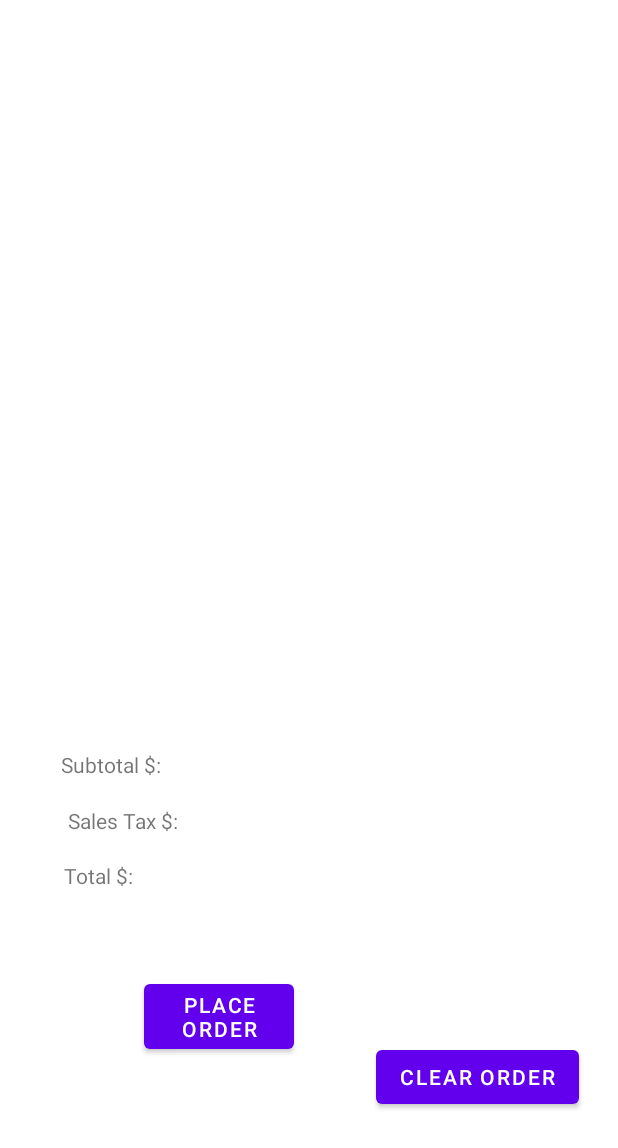
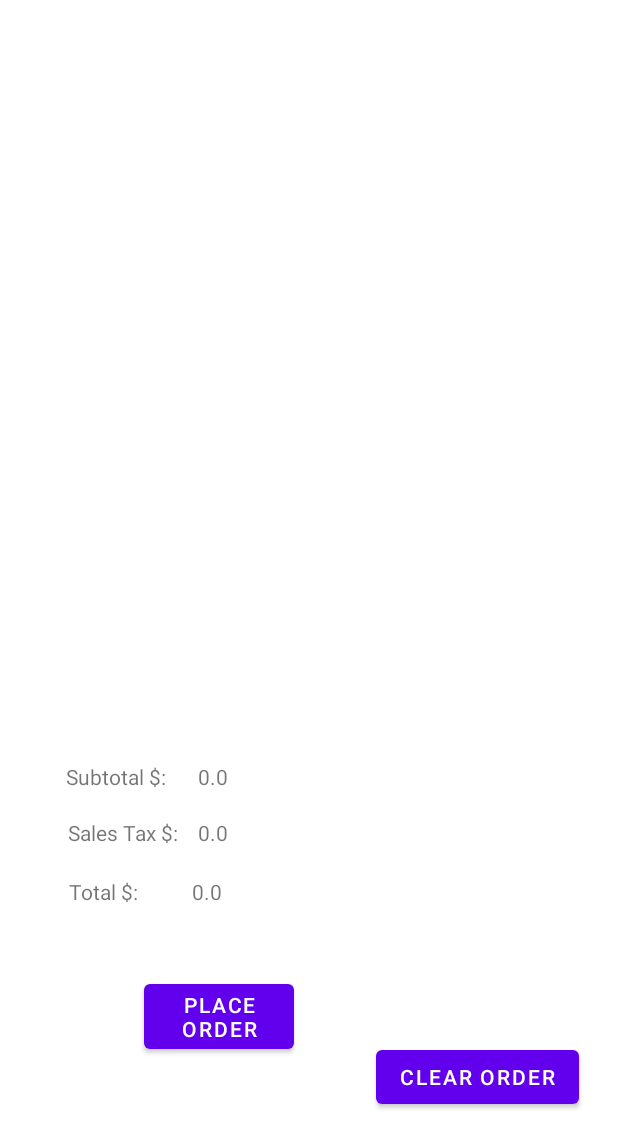
Before and after one commit to NandanTadi/RUPizzeriaMobile, an Android app: the screen it shows after launch (CurrentOrdersActivity), on a phone screen of 412 x 824 dp. Shown: the top 1148 px of the screen. Run offline under Robolectric (Android 15) with nearby library versions, the phone set to English and light mode, and no system bars.

Commit message:
pricing for current order added

```diff
--- a/app/src/main/java/com/project5/rupizzeriamobile/CurrentOrdersActivity.java
+++ b/app/src/main/java/com/project5/rupizzeriamobile/CurrentOrdersActivity.java
@@ -8,10 +8,13 @@ import android.widget.AdapterView;
 import android.widget.ArrayAdapter;
 import android.widget.Button;
 import android.widget.ListView;
+import android.widget.TextView;
 import android.widget.Toast;
 
 import androidx.appcompat.app.AlertDialog;
 import androidx.appcompat.app.AppCompatActivity;
+
+import org.w3c.dom.Text;
 
 import java.util.ArrayList;
 import java.util.HashMap;
@@ -21,7 +24,12 @@ public class CurrentOrdersActivity extends AppCompatActivity implements AdapterV
     private ListView listview;
     private ArrayAdapter<Object> adapter;
     private int id = 0;
+    private TextView subtotal_value;
+    private TextView tax_value;
+    private TextView total_value;
 
+    public CurrentOrdersActivity() {
+    }
 
     /**
      * Initial setup for the Views and the adapter for the ListView
@@ -36,8 +44,11 @@ public class CurrentOrdersActivity extends AppCompatActivity implements AdapterV
         listview = findViewById(R.id.current_order_list);
         listview.setOnItemClickListener(this); //register the listener for an OnItemClick event.
         listview.setAdapter(adapter);
-
+        subtotal_value = findViewById(R.id.subtotal_value);
+        tax_value = findViewById(R.id.tax_value);
+        total_value = findViewById(R.id.total_value);
         Button placeOrderBTN = findViewById(R.id.place_order_button);
+        updatePricing();
         placeOrderBTN.setOnClickListener(v -> {
             if(MainActivity.pizzas.getCurrentOrder().size() > 0){
                 Order current = new Order(MainActivity.pizzas);
@@ -49,17 +60,13 @@ public class CurrentOrdersActivity extends AppCompatActivity implements AdapterV
             }
             Intent intent = new Intent(CurrentOrdersActivity.this, StoreOrdersActivity.class);
             startActivity(intent);
-
         });
-
         Button clearOrdersBTN = findViewById(R.id.clear_order);
         clearOrdersBTN.setOnClickListener(v -> {
             MainActivity.pizzas.getCurrentOrder().clear();
             Intent intent = new Intent(CurrentOrdersActivity.this, MainActivity.class);
             startActivity(intent);
         });
-
-
     }
 
     @Override
@@ -72,6 +79,7 @@ public class CurrentOrdersActivity extends AppCompatActivity implements AdapterV
             public void onClick(DialogInterface dialog, int which) {
                 MainActivity.pizzas.getCurrentOrder().remove(i);
                 Toast.makeText(getApplicationContext(), "Successfully Removed!", Toast.LENGTH_LONG).show();
+                updatePricing();
                 Intent intent = new Intent(CurrentOrdersActivity.this, CurrentOrdersActivity.class);
                 startActivity(intent);
             }
@@ -93,9 +101,11 @@ public class CurrentOrdersActivity extends AppCompatActivity implements AdapterV
         for(Pizza i: MainActivity.pizzas.getCurrentOrder()) {
             subtotal += i.price();
         }
+        subtotal_value.setText("" + subtotal);
         double tax = subtotal * 0.06625;
-
+        tax_value.setText("" + tax);
         double total = subtotal + tax;
+        total_value.setText("" + total);
         return total;
     }
 
--- a/app/src/main/res/layout/current_activity.xml
+++ b/app/src/main/res/layout/current_activity.xml
@@ -39,11 +39,11 @@
         app:layout_constraintTop_toBottomOf="@+id/current_order_list" />
 
     <TextView
-        android:id="@+id/textView4"
-        android:layout_width="150dp"
+        android:id="@+id/subtotal"
+        android:layout_width="80dp"
         android:layout_height="20dp"
-        android:layout_marginTop="56dp"
-        android:layout_marginEnd="221dp"
+        android:layout_marginTop="64dp"
+        android:layout_marginEnd="288dp"
         android:text="@string/subtotal_title"
         app:layout_constraintEnd_toEndOf="parent"
         app:layout_constraintTop_toBottomOf="@+id/current_order_list" />
@@ -56,16 +56,46 @@
         android:layout_marginEnd="293dp"
         android:text="@string/tax_title"
         app:layout_constraintEnd_toEndOf="parent"
-        app:layout_constraintTop_toBottomOf="@+id/textView4" />
+        app:layout_constraintTop_toBottomOf="@+id/subtotal" />
 
     <TextView
         android:id="@+id/textView7"
         android:layout_width="wrap_content"
         android:layout_height="wrap_content"
-        android:layout_marginTop="17dp"
-        android:layout_marginEnd="323dp"
+        android:layout_marginTop="20dp"
+        android:layout_marginEnd="320dp"
         android:text="@string/total_title"
         app:layout_constraintEnd_toEndOf="parent"
         app:layout_constraintTop_toBottomOf="@+id/textView6" />
 
+    <TextView
+        android:id="@+id/subtotal_value"
+        android:layout_width="wrap_content"
+        android:layout_height="wrap_content"
+        android:layout_marginStart="8dp"
+        android:layout_marginTop="64dp"
+        android:text="@string/placeholder"
+        app:layout_constraintStart_toEndOf="@+id/subtotal"
+        app:layout_constraintTop_toBottomOf="@+id/current_order_list" />
+
+    <TextView
+        android:id="@+id/tax_value"
+        android:layout_width="wrap_content"
+        android:layout_height="wrap_content"
+        android:layout_marginStart="13dp"
+        android:layout_marginTop="18dp"
+        android:text="@string/placeholder"
+        app:layout_constraintStart_toEndOf="@+id/textView6"
+        app:layout_constraintTop_toBottomOf="@+id/subtotal_value" />
+
+    <TextView
+        android:id="@+id/total_value"
+        android:layout_width="wrap_content"
+        android:layout_height="wrap_content"
+        android:layout_marginStart="36dp"
+        android:layout_marginTop="20dp"
+        android:text="@string/placeholder"
+        app:layout_constraintStart_toEndOf="@+id/textView7"
+        app:layout_constraintTop_toBottomOf="@+id/tax_value" />
+
 </androidx.constraintlayout.widget.ConstraintLayout>
--- a/app/src/main/res/values/strings.xml
+++ b/app/src/main/res/values/strings.xml
@@ -14,5 +14,7 @@
     <string name="subtotal_title">Subtotal $: </string>
     <string name="tax_title">Sales Tax $: </string>
     <string name="total_title">Total $: </string>
+    <string name="placeholder"> placeholder </string>
+
 
 </resources>
```
